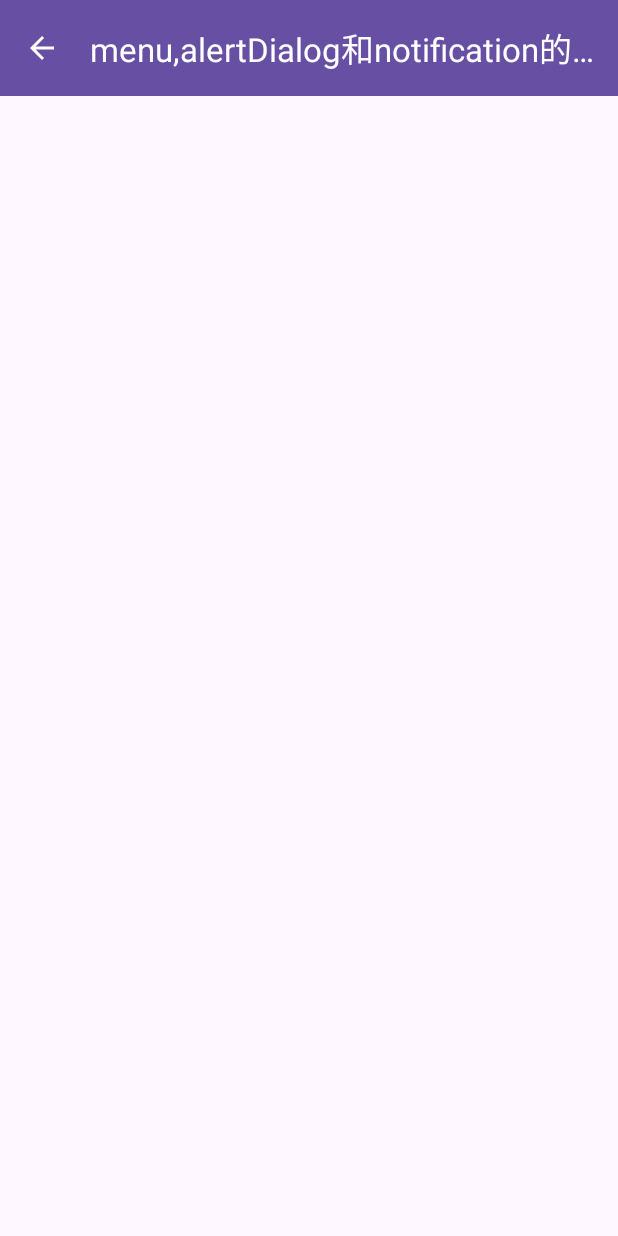
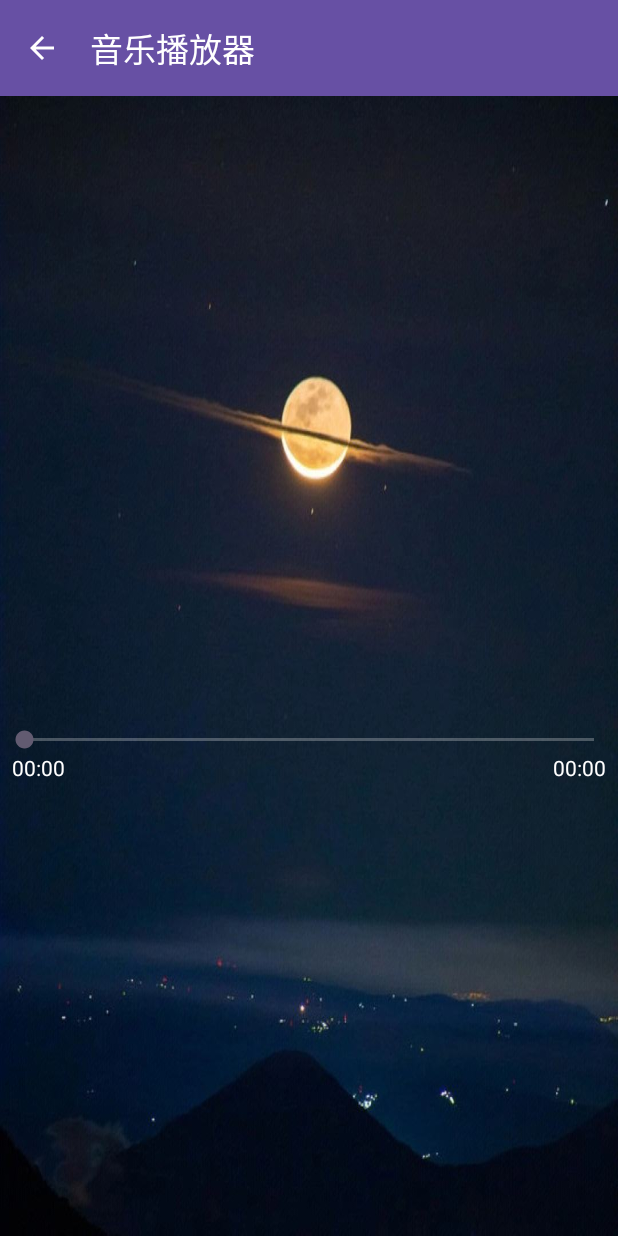
Before and after one commit to junhqin/Android_repo, an Android app: the MusicPlayerActivity screen opened directly, with no data from a screen before it, on a phone screen of 412 x 824 dp. Run offline under Robolectric (Android 15) with nearby library versions, the phone set to English and light mode, and no system bars.

Commit message:
开发了部分音乐播放器

```diff
--- a/app/src/main/AndroidManifest.xml
+++ b/app/src/main/AndroidManifest.xml
@@ -1,6 +1,7 @@
 <?xml version="1.0" encoding="utf-8"?>
 <manifest xmlns:android="http://schemas.android.com/apk/res/android"
-    xmlns:tools="http://schemas.android.com/tools">
+    xmlns:tools="http://schemas.android.com/tools" >
+
     <uses-permission android:name="android.permission.FOREGROUND_SERVICE" />
     <uses-permission android:name="android.permission.ACTION_APP_NOTIFICATION_SETTINGS" />
     <uses-permission android:name="android.permission.POST_NOTIFICATIONS" />
@@ -14,8 +15,10 @@
         android:roundIcon="@mipmap/ic_launcher_round"
         android:supportsRtl="true"
         android:theme="@style/Theme.MyApplication"
-        tools:targetApi="31">
-
+        tools:targetApi="31" >
+        <activity
+            android:name="com.example.findlist.MusicPlayerActivity"
+            android:exported="false" />
         <activity
             android:name="com.example.findlist.TodolistActivity"
             android:exported="false"
@@ -28,7 +31,7 @@
             android:theme="@style/Theme.AppCompat.Dialog" />
         <activity
             android:name=".MainActivity"
-            android:exported="true">
+            android:exported="true" >
             <intent-filter>
                 <action android:name="android.intent.action.MAIN" />
 
@@ -38,7 +41,7 @@
         <activity
             android:name=".anotherActivity"
             android:exported="true"
-            android:theme="@style/Theme.MyApplication">
+            android:theme="@style/Theme.MyApplication" >
             <intent-filter>
                 <action android:name="two_start" />
 
@@ -48,7 +51,7 @@
         <activity
             android:name=".calculateActivity"
             android:exported="true"
-            android:theme="@style/Theme.MyApplication">
+            android:theme="@style/Theme.MyApplication" >
             <intent-filter>
                 <category android:name="android.intent.category.DEFAULT" />
             </intent-filter>
--- a/app/src/main/java/com/example/bottomnav/FindFragment.java
+++ b/app/src/main/java/com/example/bottomnav/FindFragment.java
@@ -14,7 +14,7 @@ import androidx.annotation.Nullable;
 import androidx.fragment.app.Fragment;
 
 import com.example.findlist.GuessActivity;
-import com.example.findlist.Homework3_3Activity;
+import com.example.findlist.MusicPlayerActivity;
 import com.example.findlist.TodolistActivity;
 import com.example.myapplication.R;
 
@@ -98,7 +98,7 @@ public class FindFragment extends Fragment {
                         startActivity(intent);
                         break;
                     case 2:
-                        intent = new Intent(getActivity(), Homework3_3Activity.class);
+                        intent = new Intent(getActivity(), MusicPlayerActivity.class);
                         startActivity(intent);
                         break;
                     default:
--- a/app/src/main/java/com/example/findlist/Homework3_3Activity.java
+++ b/app/src/main/java/com/example/findlist/MusicPlayerActivity.java
@@ -4,22 +4,32 @@ import androidx.appcompat.app.AppCompatActivity;
 import androidx.appcompat.widget.Toolbar;
 
 import android.os.Bundle;
+import android.view.MenuItem;
 
 import com.example.myapplication.R;
 
-public class Homework3_3Activity extends AppCompatActivity {
+public class MusicPlayerActivity extends AppCompatActivity {
 
     @Override
     protected void onCreate(Bundle savedInstanceState) {
         super.onCreate(savedInstanceState);
-        setContentView(R.layout.activity_homework33);
+        setContentView(R.layout.activity_music_player);
+
         Toolbar toolbar = findViewById(R.id.toolbar);
         setSupportActionBar(toolbar);
-
         // 显示返回键
         getSupportActionBar().setDisplayHomeAsUpEnabled(true);
         getSupportActionBar().setDisplayShowHomeEnabled(true);
-
-
+    }
+    @Override
+    public boolean onOptionsItemSelected(MenuItem item) {
+        switch (item.getItemId()) {
+            // 当点击返回按钮时，结束当前活动
+            case android.R.id.home:
+                finish();
+                return true;
+            default:
+                return super.onOptionsItemSelected(item);
+        }
     }
 }
--- a/app/src/main/res/layout/activity_homework33.xml
+++ /dev/null
@@ -1,14 +0,0 @@
-<?xml version="1.0" encoding="utf-8"?>
-<RelativeLayout xmlns:android="http://schemas.android.com/apk/res/android"
-    xmlns:app="http://schemas.android.com/apk/res-auto"
-    android:layout_width="match_parent"
-    android:layout_height="match_parent">
-    <androidx.appcompat.widget.Toolbar
-        android:id="@+id/toolbar"
-        android:layout_width="match_parent"
-        android:layout_height="?attr/actionBarSize"
-        android:background="?attr/colorPrimary"
-        android:theme="@style/ThemeOverlay.AppCompat.Dark.ActionBar"
-        app:popupTheme="@style/ThemeOverlay.AppCompat.Light"
-        app:title="menu,alertDialog和notification的使用" />
-</RelativeLayout>
--- /dev/null
+++ b/app/src/main/res/layout/activity_music_player.xml
@@ -0,0 +1,54 @@
+<?xml version="1.0" encoding="utf-8"?>
+<LinearLayout xmlns:android="http://schemas.android.com/apk/res/android"
+    xmlns:app="http://schemas.android.com/apk/res-auto"
+    xmlns:tools="http://schemas.android.com/tools"
+    android:layout_width="match_parent"
+    android:layout_height="match_parent"
+    tools:context="com.example.findlist.MusicPlayerActivity"
+    android:orientation="vertical"
+    android:background="@mipmap/bg">
+    <androidx.appcompat.widget.Toolbar
+        android:id="@+id/toolbar"
+        android:layout_width="match_parent"
+        android:layout_height="?attr/actionBarSize"
+        android:background="?attr/colorPrimary"
+        android:theme="@style/ThemeOverlay.AppCompat.Dark.ActionBar"
+        app:popupTheme="@style/ThemeOverlay.AppCompat.Light"
+        app:title="音乐播放器" />
+    <ImageView
+        android:id="@+id/iv_music"
+        android:layout_width="240dp"
+        android:layout_height="240dp"
+        android:layout_gravity="center_horizontal"
+        android:layout_marginTop="50dp"
+        />
+
+    <SeekBar
+        android:id="@+id/sb"
+        android:layout_width="match_parent"
+        android:layout_height="wrap_content"
+        android:layout_marginTop="130dp"
+        android:progressBackgroundTint="#fff"
+        />
+
+    <RelativeLayout
+        android:layout_width="match_parent"
+        android:layout_height="wrap_content"
+        android:paddingLeft="8dp"
+        android:paddingRight="8dp">
+        <TextView
+            android:id="@+id/tv_progressTime"
+            android:layout_width="wrap_content"
+            android:layout_height="wrap_content"
+            android:textColor="#fff"
+            android:text="00:00"/>
+        <TextView
+            android:id="@+id/tv_totalTime"
+            android:textColor="#fff"
+            android:layout_alignParentRight="true"
+            android:layout_width="wrap_content"
+            android:layout_height="wrap_content"
+            android:text="00:00"/>
+
+    </RelativeLayout>
+</LinearLayout>
```
Also changed, not shown: app/src/main/res/mipmap-hdpi/bg.jpeg (added), 2 other files.
